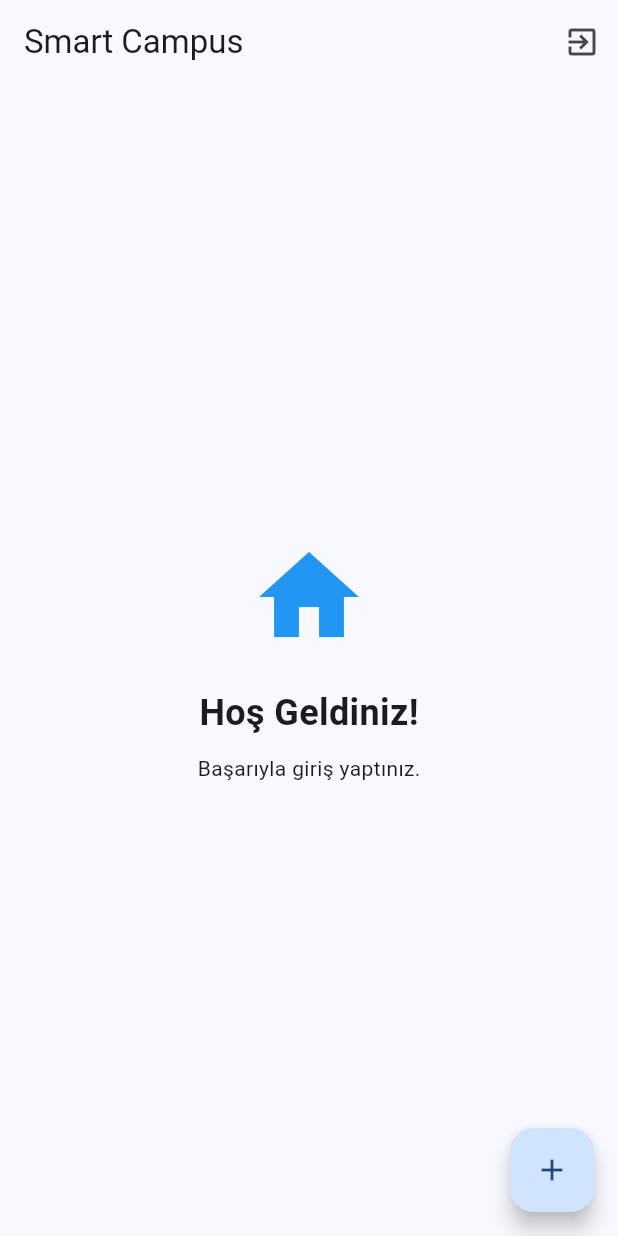
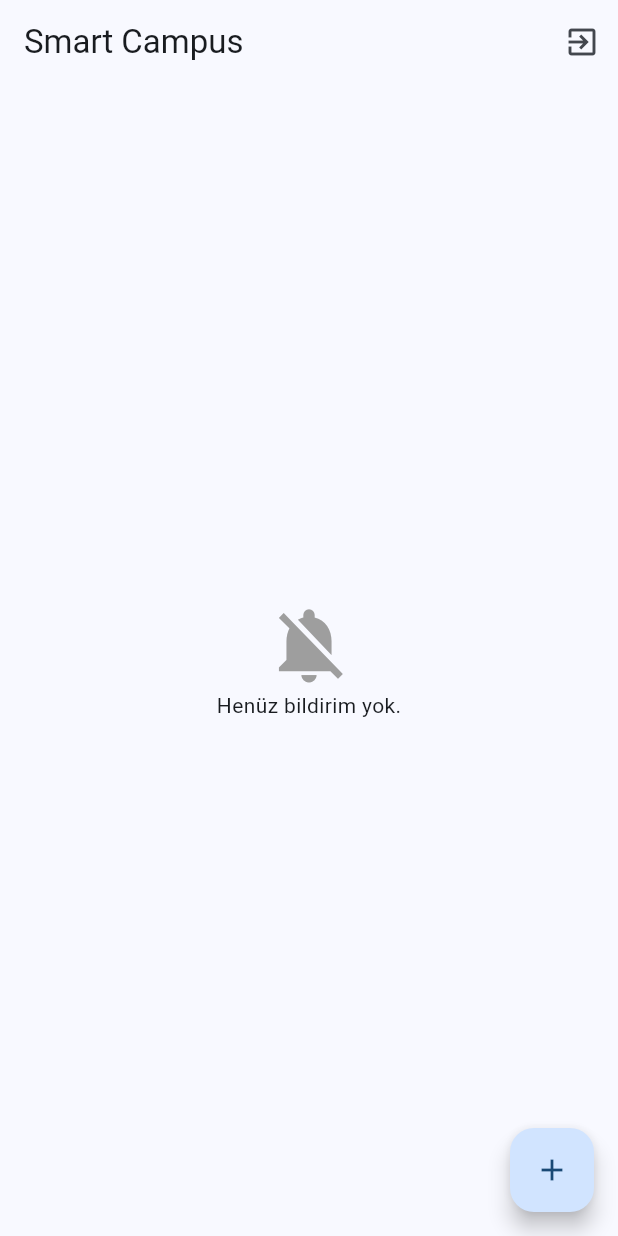
Before and after one commit to alibabadoust/Hackathon, a Flutter app: the HomeScreen screen opened directly, on a phone screen of 412 x 824 dp. Run offline on Flutter 3.47's test engine with Material 3 defaults, Android fonts, the phone set to English and light mode, and no system bars; our stand-ins replace cloud_firestore, firebase_auth, firebase_core; accounts and stored records are empty.

Commit message:
Added realtime list view to Home Screen

```diff
--- a/lib/screens/home_screen.dart
+++ b/lib/screens/home_screen.dart
@@ -1,5 +1,7 @@
 import 'package:flutter/material.dart';
 import '../services/authentication_service.dart';
+import '../services/database_service.dart'; // Veritabani servisini
+import '../models/notification_model.dart';
 import 'login_screen.dart';
 import 'create_notification_screen.dart';
 
@@ -10,17 +12,25 @@ class HomeScreen extends StatefulWidget {
 
 class _HomeScreenState extends State<HomeScreen> {
   final AuthenticationService _authService = AuthenticationService();
+  final DatabaseService _databaseService = DatabaseService(); // Veritabani servis nesnesi
 
   // Çıkış yapma fonksiyonu
   void _logout() async {
     await _authService.signOut();
-
-    // cikis yapinca Login sayfasina geri don ve gecmisi sil
+    // Çıkış yapınca Login sayfasına geri dön ve geçmişi temizle
     Navigator.pushAndRemoveUntil(
       context,
       MaterialPageRoute(builder: (context) => LoginScreen()),
       (route) => false,
     );
+  }
+
+  // Bildirim durumuna göre renk seçimi
+  Color _getStatusColor(String status) {
+    if (status == 'Açık') return Colors.red;      // 'Açık' durumu için kırmızı
+    if (status == 'İnceleniyor') return Colors.orange; // 'İnceleniyor' durumu için turuncu
+    if (status == 'Çözüldü') return Colors.green; // 'Çözüldü' durumu için yeşil
+    return Colors.grey;
   }
 
   @override
@@ -29,7 +39,6 @@ class _HomeScreenState extends State<HomeScreen> {
       appBar: AppBar(
         title: Text("Smart Campus"),
         actions: [
-          // cikis butonu
           IconButton(
             icon: Icon(Icons.exit_to_app),
             onPressed: _logout,
@@ -37,25 +46,73 @@ class _HomeScreenState extends State<HomeScreen> {
           ),
         ],
       ),
-      body: Center(
-        child: Column(
-          mainAxisAlignment: MainAxisAlignment.center,
-          children: [
-            Icon(Icons.home, size: 80, color: Colors.blue),
-            SizedBox(height: 20),
-            Text(
-              "Hoş Geldiniz!",
-              style: TextStyle(fontSize: 24, fontWeight: FontWeight.bold),
-            ),
-            SizedBox(height: 10),
-            Text("Başarıyla giriş yaptınız."),
-          ],
-        ),
+      // StreamBuilder: Veritabanındaki değişiklikleri anlık olarak dinler
+      body: StreamBuilder<List<NotificationModel>>(
+        stream: _databaseService.getNotifications(),
+        builder: (context, snapshot) {
+          // Veri yukleniyor
+          if (snapshot.connectionState == ConnectionState.waiting) {
+            return Center(child: CircularProgressIndicator());
+          }
+
+
+          if (snapshot.hasError) {
+            return Center(child: Text("Bir hata oluştu!"));
+          }
+
+          //  Durum: Hiç veri yok Liste bos gozukecek
+          if (!snapshot.hasData || snapshot.data!.isEmpty) {
+            return Center(
+              child: Column(
+                mainAxisAlignment: MainAxisAlignment.center,
+                children: [
+                  Icon(Icons.notifications_off, size: 60, color: Colors.grey),
+                  Text("Henüz bildirim yok."),
+                ],
+              ),
+            );
+          }
+
+          //  Veriler geldi, listeyi goster
+          List<NotificationModel> notifications = snapshot.data!;
+
+          return ListView.builder(
+            itemCount: notifications.length,
+            itemBuilder: (context, index) {
+              var notification = notifications[index];
+
+              return Card(
+                margin: EdgeInsets.symmetric(horizontal: 10, vertical: 5),
+                elevation: 3,
+                child: ListTile(
+                  // Durum ikonu Reng duruma gore degisicek
+                  leading: CircleAvatar(
+                    backgroundColor: _getStatusColor(notification.status),
+                    child: Icon(Icons.report_problem, color: Colors.white),
+                  ),
+                  // Bildirim basligi
+                  title: Text(
+                    notification.title,
+                    style: TextStyle(fontWeight: FontWeight.bold),
+                  ),
+                  // Tur ve Durum
+                  subtitle: Text("${notification.type} • ${notification.status}"),
+                  trailing: Icon(Icons.arrow_forward_ios, size: 16),
+                  onTap: () {
+                    // Buraya tiklandiginda detay sayfasi acilacak
+                    ScaffoldMessenger.of(context).showSnackBar(
+                      SnackBar(content: Text("Detaylar yakında...")),
+                    );
+                  },
+                ),
+              );
+            },
+          );
+        },
       ),
-      // + Butonu eklemek icin
+      // Yeni bildirim ekleme butonu
       floatingActionButton: FloatingActionButton(
         onPressed: () {
-          // rapor olusturma sayfasina gidiceksin
           Navigator.push(
             context,
             MaterialPageRoute(builder: (context) => CreateNotificationScreen()),
```
